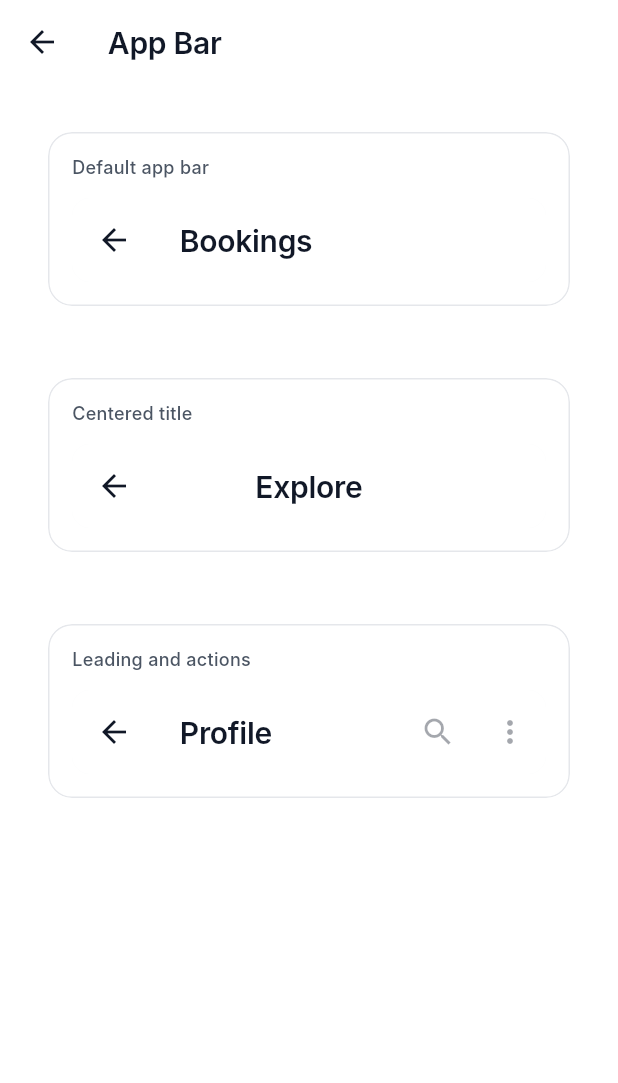
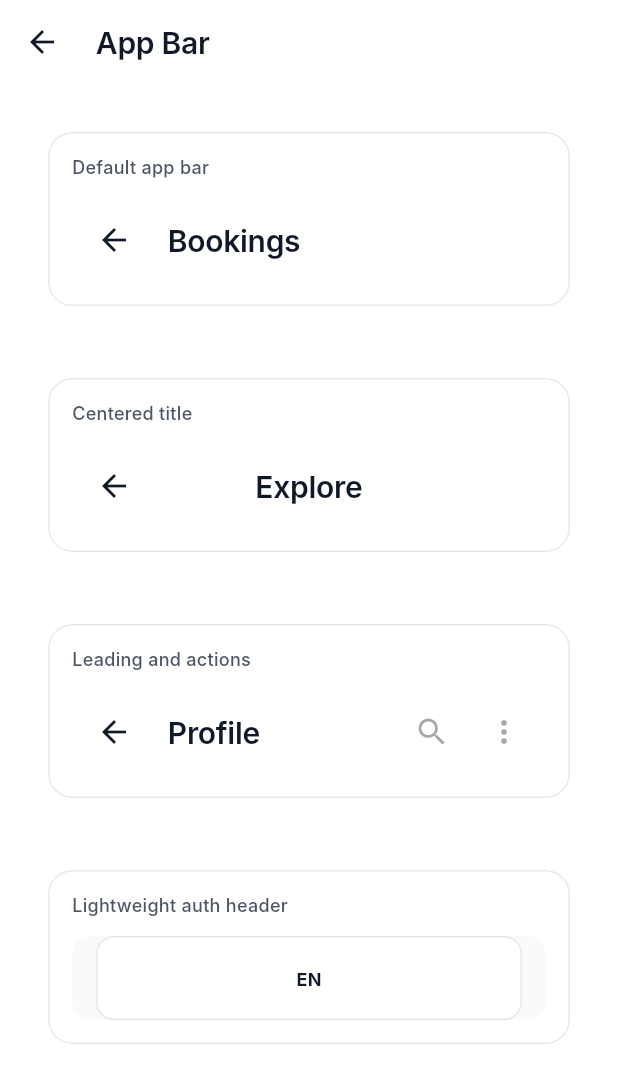
Before and after one commit to Jun2748/j_flutter_ui, a Flutter app: the AppBarDemo screen opened directly, on a phone screen of 412 x 824 dp. Shown: the top 1083 px of the screen. Run offline on Flutter 3.47's test engine with Material 3 defaults, Android fonts, the phone set to English and light mode, and no system bars; Roboto replaces fonts that are missing (Inter).

Commit message:
refractor: enhance app_bar_ex, app_bar_demo refractor: simplete to support custom style

```diff
--- a/example/lib/demo/widgets/navigation/app_bar_demo.dart
+++ b/example/lib/demo/widgets/navigation/app_bar_demo.dart
@@ -32,6 +32,33 @@ class AppBarDemo extends StatelessWidget {
                 IconButton(onPressed: null, icon: Icon(Icons.search_outlined)),
                 IconButton(onPressed: null, icon: Icon(Icons.more_vert)),
               ],
+            ),
+          ),
+          Gap.h16,
+          _AppBarPreviewCard(
+            title: 'Lightweight auth header',
+            child: AppBarEx(
+              title: 'Login or Sign Up',
+              centerTitle: true,
+              backgroundColor: Colors.transparent,
+              padding: JInsets.horizontal16,
+              trailing: Container(
+                alignment: Alignment.center,
+                decoration: BoxDecoration(
+                  color: JColors.getColor(context, lightKey: 'card'),
+                  borderRadius: BorderRadius.circular(JDimens.dp12),
+                  border: Border.all(
+                    color: JColors.getColor(context, lightKey: 'border'),
+                  ),
+                ),
+                child: const Padding(
+                  padding: EdgeInsets.symmetric(
+                    horizontal: JDimens.dp12,
+                    vertical: JDimens.dp8,
+                  ),
+                  child: SimpleText.label(text: 'EN', weight: FontWeight.w700),
+                ),
+              ),
             ),
           ),
         ],
--- a/lib/src/ui/widgets/navigation/app_bar_ex.dart
+++ b/lib/src/ui/widgets/navigation/app_bar_ex.dart
@@ -9,25 +9,135 @@ class AppBarEx extends StatelessWidget implements PreferredSizeWidget {
     this.titleWidget,
     this.actions,
     this.leading,
+    this.trailing,
     this.centerTitle = false,
+    this.backgroundColor,
+    this.elevation = 0,
+    this.height = JHeights.appBar,
+    this.padding,
+    this.bottomBorder,
+    this.primary = true,
+    this.automaticallyImplyLeading = true,
   });
 
   final String? title;
   final Widget? titleWidget;
   final List<Widget>? actions;
   final Widget? leading;
+  final Widget? trailing;
   final bool centerTitle;
+  final Color? backgroundColor;
+  final double elevation;
+  final double height;
+  final EdgeInsetsGeometry? padding;
+  final BorderSide? bottomBorder;
+  final bool primary;
+  final bool automaticallyImplyLeading;
 
   @override
-  Size get preferredSize => const Size.fromHeight(JHeights.appBar);
+  Size get preferredSize => Size.fromHeight(height);
 
   @override
   Widget build(BuildContext context) {
-    return AppBar(
-      title: titleWidget ?? (title != null ? Text(title!) : null),
-      actions: actions,
-      leading: leading,
-      centerTitle: centerTitle,
+    final ThemeData theme = Theme.of(context);
+    final Widget? resolvedLeading = _buildLeading(context);
+    final Widget? resolvedTrailing = _buildTrailing();
+    final EdgeInsetsGeometry resolvedPadding =
+        padding ??
+        (resolvedLeading == null && resolvedTrailing == null
+            ? JInsets.horizontal16
+            : const EdgeInsets.symmetric(horizontal: JDimens.dp4));
+    final Widget? resolvedTitle =
+        titleWidget ??
+        (title != null
+            ? Text(title!, maxLines: 1, overflow: TextOverflow.ellipsis)
+            : null);
+    final TextStyle resolvedTitleStyle =
+        theme.appBarTheme.titleTextStyle ??
+        theme.textTheme.titleLarge ??
+        const TextStyle();
+    final IconThemeData resolvedIconTheme =
+        theme.appBarTheme.iconTheme ?? theme.iconTheme;
+    final Widget toolbar = SizedBox(
+      height: height,
+      child: Padding(
+        padding: resolvedPadding,
+        child: NavigationToolbar(
+          leading: resolvedLeading,
+          middle: resolvedTitle,
+          trailing: resolvedTrailing,
+          centerMiddle: centerTitle,
+          middleSpacing: JDimens.dp12,
+        ),
+      ),
+    );
+
+    return Material(
+      color:
+          backgroundColor ??
+          theme.appBarTheme.backgroundColor ??
+          theme.colorScheme.surface,
+      elevation: elevation,
+      surfaceTintColor: Colors.transparent,
+      shadowColor: elevation == 0 ? Colors.transparent : null,
+      child: DecoratedBox(
+        decoration: BoxDecoration(
+          border: bottomBorder != null ? Border(bottom: bottomBorder!) : null,
+        ),
+        child: SafeArea(
+          top: primary,
+          bottom: false,
+          child: IconTheme(
+            data: resolvedIconTheme,
+            child: DefaultTextStyle(
+              style: resolvedTitleStyle,
+              maxLines: 1,
+              overflow: TextOverflow.ellipsis,
+              child: toolbar,
+            ),
+          ),
+        ),
+      ),
+    );
+  }
+
+  Widget? _buildLeading(BuildContext context) {
+    if (leading != null) {
+      return leading;
+    }
+
+    if (!automaticallyImplyLeading) {
+      return null;
+    }
+
+    final ModalRoute<dynamic>? route = ModalRoute.of(context);
+    final bool canPop =
+        Navigator.canPop(context) || (route?.impliesAppBarDismissal ?? false);
+
+    if (!canPop) {
+      return null;
+    }
+
+    return const BackButton();
+  }
+
+  Widget? _buildTrailing() {
+    final bool hasActions = actions != null && actions!.isNotEmpty;
+
+    if (trailing == null && !hasActions) {
+      return null;
+    }
+
+    if (!hasActions) {
+      return trailing;
+    }
+
+    return Row(
+      mainAxisSize: MainAxisSize.min,
+      children: <Widget>[
+        if (trailing case final Widget trailingWidget) trailingWidget,
+        ...actions!,
+      ],
     );
   }
 }
--- a/lib/src/ui/widgets/typography/simple_text.dart
+++ b/lib/src/ui/widgets/typography/simple_text.dart
@@ -11,6 +11,7 @@ class SimpleText extends StatelessWidget {
     required _SimpleTextVariant variant,
     this.color,
     this.align,
+    this.style,
     this.weight,
     this.maxLines = 10,
   }) : _variant = variant;
@@ -20,6 +21,7 @@ class SimpleText extends StatelessWidget {
     required String? text,
     Color? color,
     TextAlign? align,
+    TextStyle? style,
     FontWeight? weight,
     int? maxLines,
   }) : this._(
@@ -28,6 +30,7 @@ class SimpleText extends StatelessWidget {
          variant: _SimpleTextVariant.title,
          color: color,
          align: align,
+         style: style,
          weight: weight,
          maxLines: maxLines,
        );
@@ -37,6 +40,7 @@ class SimpleText extends StatelessWidget {
     required String? text,
     Color? color,
     TextAlign? align,
+    TextStyle? style,
     FontWeight? weight,
     int? maxLines,
   }) : this._(
@@ -45,6 +49,7 @@ class SimpleText extends StatelessWidget {
          variant: _SimpleTextVariant.heading,
          color: color,
          align: align,
+         style: style,
          weight: weight,
          maxLines: maxLines,
        );
@@ -54,6 +59,7 @@ class SimpleText extends StatelessWidget {
     required String? text,
     Color? color,
     TextAlign? align,
+    TextStyle? style,
     FontWeight? weight,
     int? maxLines,
   }) : this._(
@@ -62,6 +68,7 @@ class SimpleText extends StatelessWidget {
          variant: _SimpleTextVariant.body,
          color: color,
          align: align,
+         style: style,
          weight: weight,
          maxLines: maxLines,
        );
@@ -71,6 +78,7 @@ class SimpleText extends StatelessWidget {
     required String? text,
     Color? color,
     TextAlign? align,
+    TextStyle? style,
     FontWeight? weight,
     int? maxLines,
   }) : this._(
@@ -79,6 +87,7 @@ class SimpleText extends StatelessWidget {
          variant: _SimpleTextVariant.caption,
          color: color,
          align: align,
+         style: style,
          weight: weight,
          maxLines: maxLines,
        );
@@ -88,6 +97,7 @@ class SimpleText extends StatelessWidget {
     required String? text,
     Color? color,
     TextAlign? align,
+    TextStyle? style,
     FontWeight? weight,
     int? maxLines,
   }) : this._(
@@ -96,6 +106,7 @@ class SimpleText extends StatelessWidget {
          variant: _SimpleTextVariant.label,
          color: color,
          align: align,
+         style: style,
          weight: weight,
          maxLines: maxLines,
        );
@@ -103,6 +114,7 @@ class SimpleText extends StatelessWidget {
   final String? text;
   final Color? color;
   final TextAlign? align;
+  final TextStyle? style;
   final FontWeight? weight;
   final int? maxLines;
   final _SimpleTextVariant _variant;
@@ -114,7 +126,9 @@ class SimpleText extends StatelessWidget {
       textAlign: align,
       maxLines: maxLines,
       overflow: maxLines == null ? null : TextOverflow.ellipsis,
-      style: _resolveStyle().copyWith(color: color, fontWeight: weight),
+      style: _resolveStyle()
+          .merge(style)
+          .copyWith(color: color, fontWeight: weight),
     );
   }
 
```
